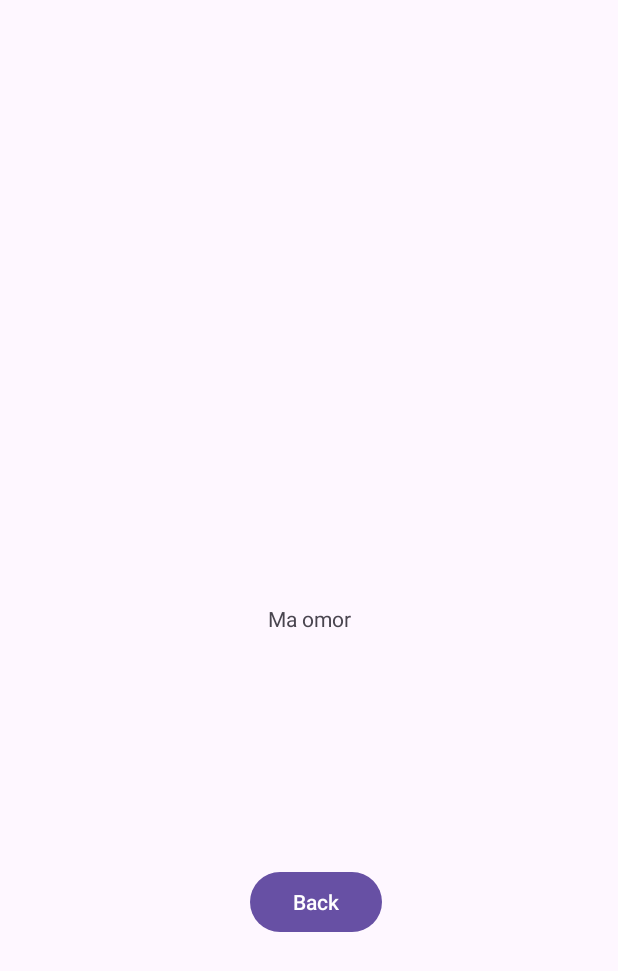
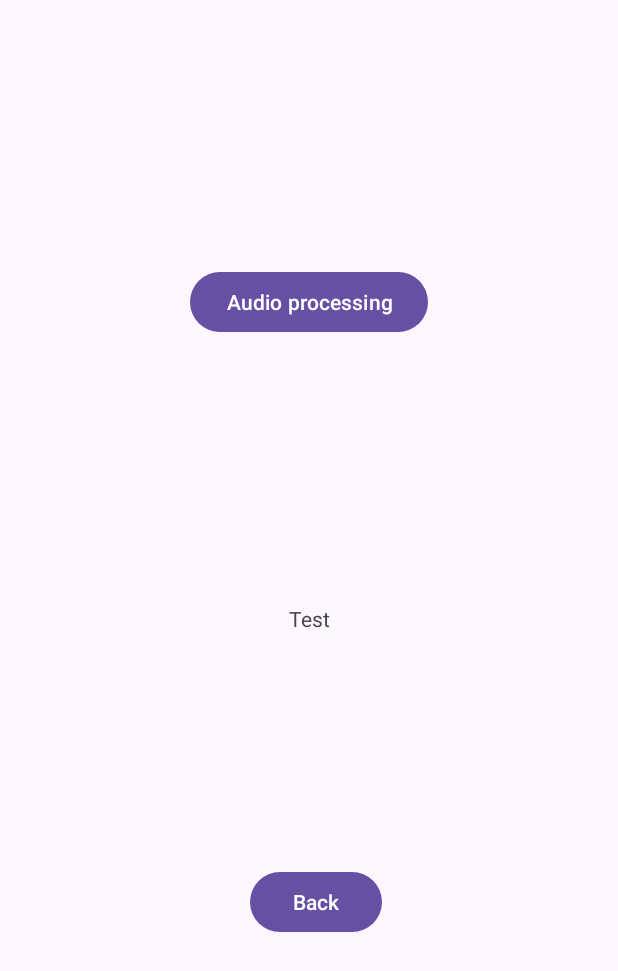
Before and after one commit to Evelyne03/SoundScape, an Android app: the ActionActivity screen opened directly, with no data from a screen before it, on a phone screen of 412 x 824 dp. Shown: the top 971 px of the screen. Run offline under Robolectric (Android 15) with nearby library versions, the phone set to English and light mode, and no system bars.

Commit message:
Implemented some buttons for Action Activity for test

```diff
--- a/app/src/main/java/com/example/soundscape/ActionActivity.kt
+++ b/app/src/main/java/com/example/soundscape/ActionActivity.kt
@@ -9,6 +9,7 @@ import androidx.core.view.ViewCompat
 import androidx.core.view.WindowInsetsCompat
 
 class ActionActivity : AppCompatActivity() {
+
     override fun onCreate(savedInstanceState: Bundle?) {
         super.onCreate(savedInstanceState)
         enableEdgeToEdge()
@@ -20,6 +21,12 @@ class ActionActivity : AppCompatActivity() {
         // Handle the custom back button
         findViewById<Button>(R.id.button).setOnClickListener {
             goToLoginActivity()
+        }
+
+        // Handle "Audio processing" button click
+        findViewById<Button>(R.id.audio_processing).setOnClickListener {
+            startActivity(Intent(this@ActionActivity, EditorActivity::class.java))
+            overridePendingTransition(R.anim.slide_in_right, R.anim.slide_out_left)
         }
 
         ViewCompat.setOnApplyWindowInsetsListener(findViewById(R.id.main)) { v, insets ->
--- a/app/src/main/res/layout/action_activity.xml
+++ b/app/src/main/res/layout/action_activity.xml
@@ -9,6 +9,20 @@
 
     <!-- Your UI elements here -->
 
+    <Button
+        android:id="@+id/audio_processing"
+        android:layout_width="wrap_content"
+        android:layout_height="wrap_content"
+        android:layout_marginStart="32dp"
+        android:layout_marginTop="32dp"
+        android:layout_marginEnd="32dp"
+        android:layout_marginBottom="32dp"
+        android:text="Audio processing"
+        app:layout_constraintBottom_toTopOf="@+id/textView5"
+        app:layout_constraintEnd_toEndOf="parent"
+        app:layout_constraintStart_toStartOf="parent"
+        app:layout_constraintTop_toTopOf="parent" />
+
     <TextView
         android:id="@+id/textView5"
         android:layout_width="wrap_content"
@@ -17,7 +31,7 @@
         android:layout_marginTop="32dp"
         android:layout_marginEnd="32dp"
         android:layout_marginBottom="32dp"
-        android:text="Ma omor"
+        android:text="Test"
         app:layout_constraintBottom_toBottomOf="parent"
         app:layout_constraintEnd_toEndOf="parent"
         app:layout_constraintStart_toStartOf="parent"
```
